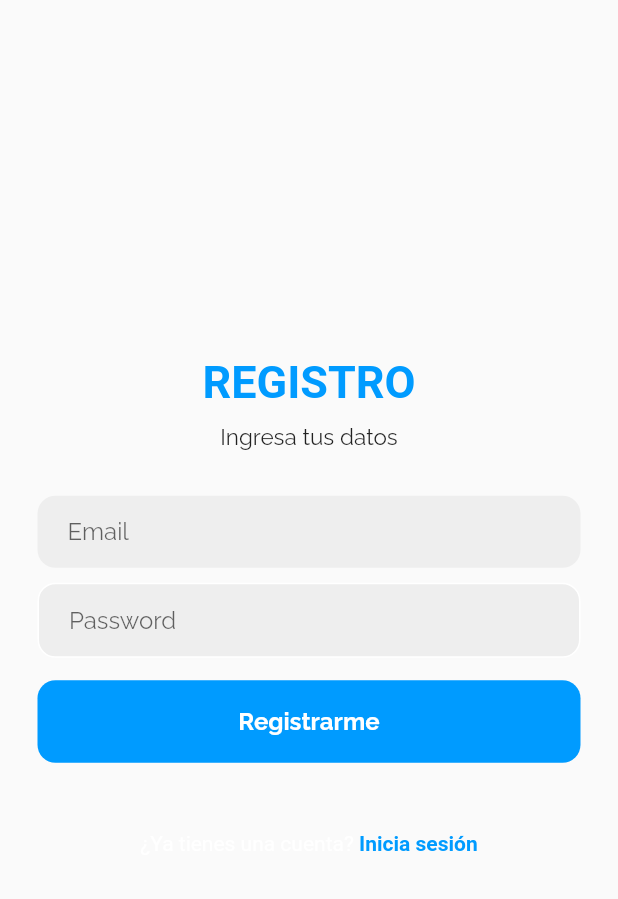
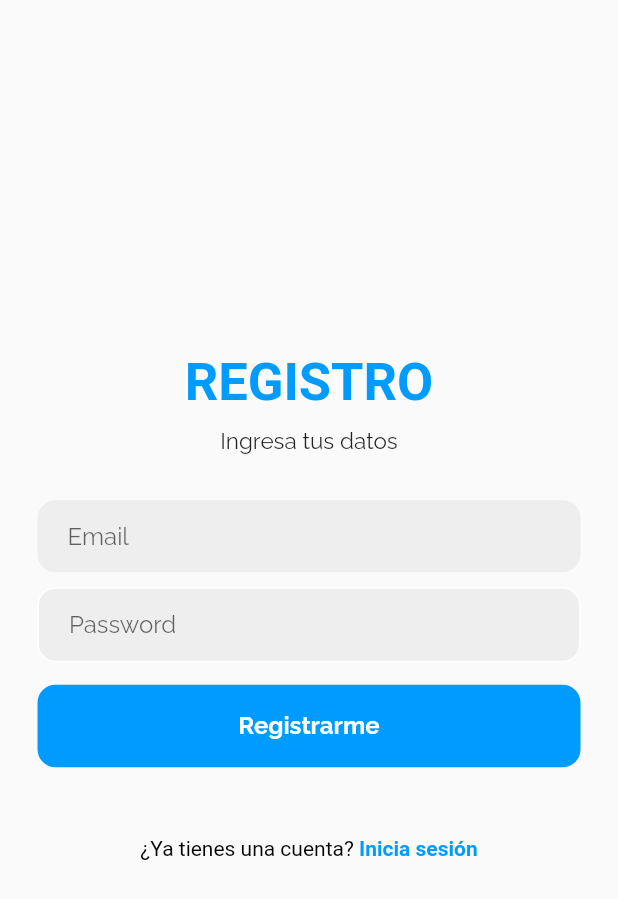
Before and after one commit to DanielFelipe10/My-Scrum, a Flutter app: the screen it shows after launch, after a tap on an icon or button, on a phone screen of 412 x 824 dp. Shown: the top 899 px of the screen. Run offline on Flutter 3.47's test engine with Material 2 defaults, Android fonts, the phone set to English and light mode, and no system bars; our stand-ins replace google_fonts, supabase; accounts and stored records are empty; Roboto replaces fonts that are missing (Play).

```diff
--- a/lib/meta/views/auth/login_view.dart
+++ b/lib/meta/views/auth/login_view.dart
@@ -6,7 +6,7 @@ import 'package:provider/provider.dart';
 
 const mainColor = Color(0xFF009BFF);
 final TextStyle titleFont = GoogleFonts.play(
-    color: mainColor, fontWeight: FontWeight.bold, fontSize: 45);
+    color: mainColor, fontWeight: FontWeight.bold, fontSize: 50);
 final TextStyle mainFont = GoogleFonts.raleway();
 
 class LoginView extends StatefulWidget {
@@ -36,7 +36,7 @@ class _LoginViewState extends State<LoginView> {
             Text('MyScrum', style: titleFont),
             const SizedBox(height: 10),
             Text('Organizate junto a tus proyectos',
-                style: mainFont.copyWith(fontSize: 13)),
+                style: mainFont.copyWith(fontSize: 15)),
             const SizedBox(height: 30),
             Padding(
               padding: const EdgeInsets.symmetric(horizontal: 25.0),
@@ -123,7 +123,7 @@ class _LoginViewState extends State<LoginView> {
                 child: RichText(
                     text: const TextSpan(
                         text: '¿No tienes una cuenta? ',
-                        style: TextStyle(),
+                        style: TextStyle(color: Colors.black),
                         children: <TextSpan>[
                       TextSpan(
                           text: 'Registrate',
--- a/lib/meta/views/auth/register_view.dart
+++ b/lib/meta/views/auth/register_view.dart
@@ -6,7 +6,7 @@ import 'package:provider/provider.dart';
 
 const mainColor = Color(0xFF009BFF);
 final TextStyle titleFont = GoogleFonts.play(
-    color: mainColor, fontWeight: FontWeight.bold, fontSize: 30);
+    color: mainColor, fontWeight: FontWeight.bold, fontSize: 35);
 final TextStyle mainFont = GoogleFonts.raleway();
 
 class RegisterView extends StatefulWidget {
@@ -122,7 +122,7 @@ class _LoginViewState extends State<RegisterView> {
                 child: RichText(
                     text: const TextSpan(
                         text: '¿Ya tienes una cuenta? ',
-                        style: TextStyle(),
+                        style: TextStyle(color: Colors.black),
                         children: <TextSpan>[
                       TextSpan(
                           text: 'Inicia sesión',
```
